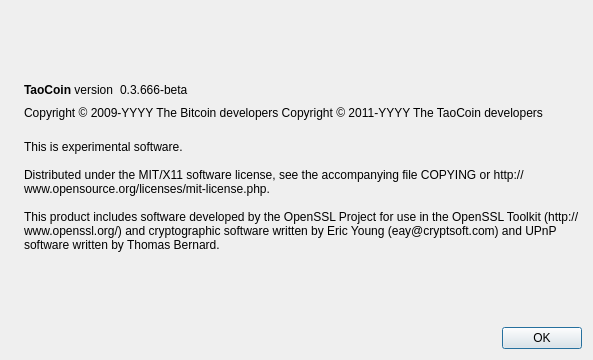
Above: src/qt/forms/aboutdialog.ui from Xnuva-Blockchain-Project/Tao before the change. Below: the same form after it.
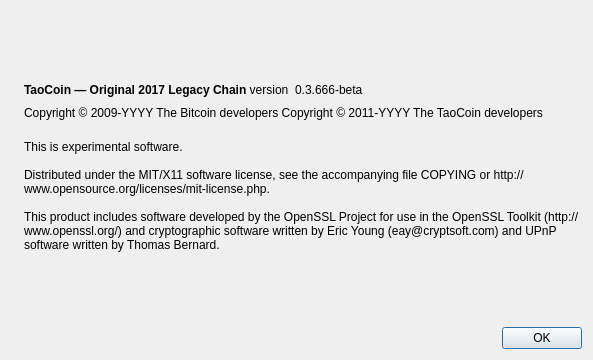
That is the form after the change. Icons and pictures are not drawn.

Commit message: Stage 7A: identify original 2017 chain in About UI

The edit to the form file:
```diff
--- a/src/qt/forms/aboutdialog.ui
+++ b/src/qt/forms/aboutdialog.ui
@@ -50,7 +50,7 @@
           <cursorShape>IBeamCursor</cursorShape>
          </property>
          <property name="text">
-          <string>&lt;b&gt;TaoCoin&lt;/b&gt; version</string>
+          <string>&lt;b&gt;TaoCoin — Original 2017 Legacy Chain&lt;/b&gt; version</string>
          </property>
          <property name="textInteractionFlags">
           <set>Qt::LinksAccessibleByMouse|Qt::TextSelectableByKeyboard|Qt::TextSelectableByMouse</set>
```
Left out of the diff: 2 changed lines with no effect on the pictures.
